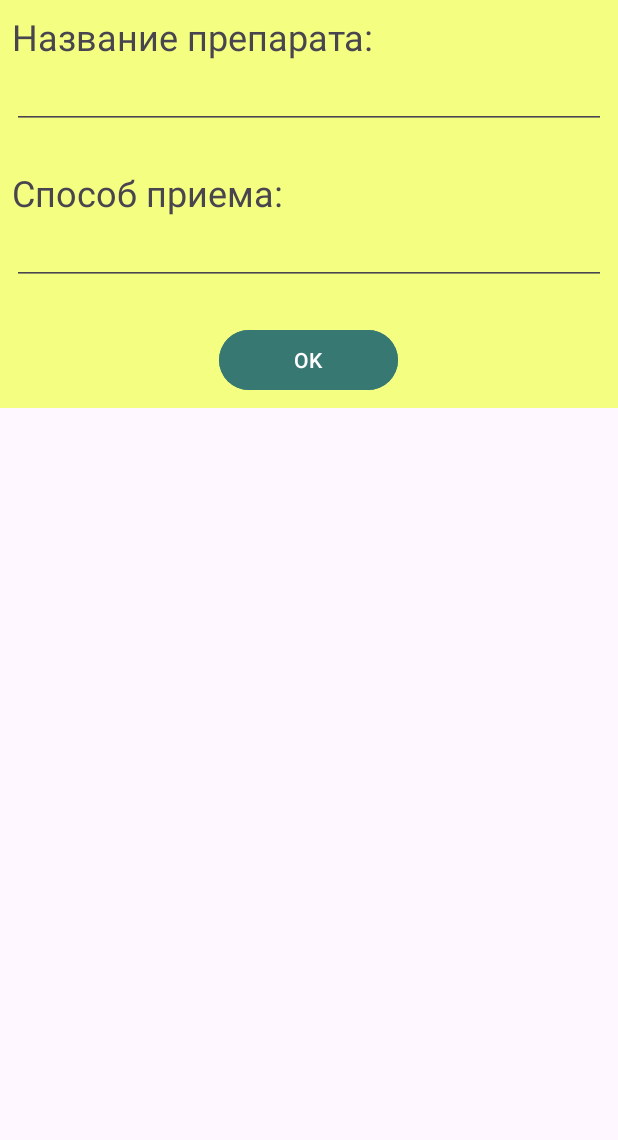
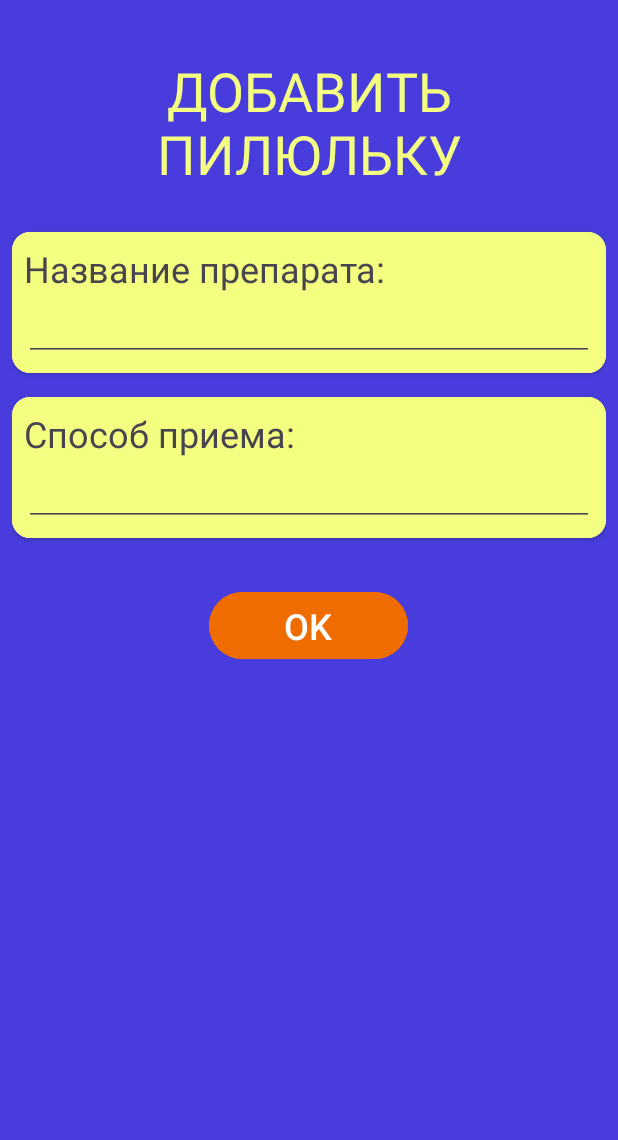
Before and after one commit to KotlyarovSergey/PillsNumberOne, an Android app: the EditFragment screen opened through its navigation route, on a phone screen of 412 x 824 dp, the part 96-1236 px from its top. Run offline under Robolectric (Android 15) with nearby library versions, the phone set to English and light mode, and no system bars.

Commit message:
change Layouts

```diff
--- a/app/src/main/java/com/ksv/pillsnumberone/DataViewModel.kt
+++ b/app/src/main/java/com/ksv/pillsnumberone/DataViewModel.kt
@@ -10,6 +10,8 @@ class DataViewModel: ViewModel() {
     private var _morningMedicineList: List<MedicineItem> = emptyList()
     private var _noonMedicineList: List<MedicineItem> = emptyList()
     private var _eveningMedicineList: List<MedicineItem> = emptyList()
+    private var _isEditMode = false
+    val isEditMode get() = _isEditMode
 
     init {
         Log.d("ksvlog", "VM init")
@@ -39,4 +41,7 @@ class DataViewModel: ViewModel() {
     fun getNoonList(): List<MedicineItem> = _noonMedicineList
     fun getEveningList(): List<MedicineItem> = _eveningMedicineList
 
+    fun setEditMode(isEdit: Boolean) {
+        _isEditMode = isEdit
+    }
 }
--- a/app/src/main/res/layout/activity_main.xml
+++ b/app/src/main/res/layout/activity_main.xml
@@ -23,6 +23,7 @@
     <androidx.core.widget.NestedScrollView
         android:layout_width="match_parent"
         android:layout_height="match_parent"
+        android:fillViewport="true"
         app:layout_behavior="@string/appbar_scrolling_view_behavior">
 
         <androidx.fragment.app.FragmentContainerView
@@ -32,6 +33,5 @@
             android:layout_height="match_parent"
             app:navGraph="@navigation/nav_graph"
             app:defaultNavHost="true"/>
-
     </androidx.core.widget.NestedScrollView>
 </androidx.coordinatorlayout.widget.CoordinatorLayout>
--- a/app/src/main/res/layout/fragment_edit.xml
+++ b/app/src/main/res/layout/fragment_edit.xml
@@ -1,20 +1,38 @@
 <?xml version="1.0" encoding="utf-8"?>
-<FrameLayout
-    xmlns:android="http://schemas.android.com/apk/res/android"
+
+<LinearLayout xmlns:android="http://schemas.android.com/apk/res/android"
+    xmlns:app="http://schemas.android.com/apk/res-auto"
     xmlns:tools="http://schemas.android.com/tools"
     android:layout_width="match_parent"
+    android:layout_height="match_parent"
+    android:layout_gravity="center_vertical"
+    android:background="@color/edit_background"
+    android:orientation="vertical"
+    android:padding="8dp"
+    tools:context=".EditFragment">
+
+    <TextView
+        android:layout_width="match_parent"
         android:layout_height="wrap_content"
-    tools:context=".EditFragment"
-    >
+        android:layout_marginVertical="28dp"
+        android:paddingHorizontal="24dp"
+        android:text="@string/edit_title_new"
+        android:textAlignment="center"
+        android:textAllCaps="true"
+        android:textColor="@color/medicine_active"
+        android:textSize="36sp" />
+
+    <androidx.cardview.widget.CardView
+        android:layout_width="match_parent"
+        android:layout_height="wrap_content"
+        app:cardCornerRadius="12dp">
 
         <LinearLayout
             android:layout_width="match_parent"
-    android:layout_height="match_parent"
-    android:gravity="center_vertical"
+            android:layout_height="wrap_content"
             android:background="@color/medicine_active"
             android:orientation="vertical"
-    android:padding="8dp"
-    >
+            android:padding="8dp">
 
             <TextView
                 android:layout_width="match_parent"
@@ -28,10 +46,25 @@
                 android:layout_height="wrap_content"
                 android:paddingHorizontal="8dp" />
 
+        </LinearLayout>
+    </androidx.cardview.widget.CardView>
+
+    <androidx.cardview.widget.CardView
+        android:layout_width="match_parent"
+        android:layout_height="wrap_content"
+        android:layout_marginTop="16dp"
+        app:cardCornerRadius="12dp">
+
+        <LinearLayout
+            android:layout_width="match_parent"
+            android:layout_height="wrap_content"
+            android:background="@color/medicine_active"
+            android:orientation="vertical"
+            android:padding="8dp">
+
             <TextView
                 android:layout_width="match_parent"
                 android:layout_height="wrap_content"
-        android:layout_marginTop="26dp"
                 android:text="@string/medicine_recipe"
                 android:textSize="24sp" />
 
@@ -40,17 +73,17 @@
                 android:layout_width="match_parent"
                 android:layout_height="wrap_content"
                 android:paddingHorizontal="8dp" />
+        </LinearLayout>
+    </androidx.cardview.widget.CardView>
 
     <Button
         android:id="@+id/button_ok"
         android:layout_width="wrap_content"
         android:layout_height="wrap_content"
-        android:backgroundTint="#377873"
         android:layout_gravity="center"
-        android:layout_marginTop="26dp"
+        android:layout_marginTop="32dp"
+        android:backgroundTint="#EF6C00"
         android:paddingHorizontal="50dp"
-        android:text="@string/button_ok"/>
-
-
+        android:text="@string/button_ok"
+        android:textSize="24sp" />
 </LinearLayout>
-</FrameLayout>
--- a/app/src/main/res/values/colors.xml
+++ b/app/src/main/res/values/colors.xml
@@ -3,6 +3,8 @@
     <color name="black">#FF000000</color>
     <color name="white">#FFFFFFFF</color>
     <color name="background">#80D8FF</color>
+    <color name="main_background">#D98EE6</color>
+    <color name="edit_background">#483DDC</color>
     <color name="medicine_active">#F4FF81</color>
     <color name="medicine_passive">#BFD0D7</color>
 
--- a/app/src/main/res/values/strings.xml
+++ b/app/src/main/res/values/strings.xml
@@ -24,11 +24,12 @@
     <string name="alert_dialog_clear_no">Нет</string>
 
     <!--    EditFragment -->
+    <string name="edit_title_edit">Редактирование</string>
+    <string name="edit_title_new">Добавить пилюльку</string>
     <string name="medicine_name">Название препарата:</string>
     <string name="medicine_recipe">Способ приема:</string>
     <string name="button_ok">OK</string>
-    <!-- TODO: Remove or change this placeholder text -->
-    <string name="hello_blank_fragment">Hello blank fragment</string>
+
 
 
 </resources>
```
Also changed, not shown: app/src/main/java/com/ksv/pillsnumberone/MainFragment.kt (+23 -8 lines), app/src/main/res/layout/fragment_main.xml (+12 -10 lines). Lines whose indentation alone changed are shown as unchanged.
